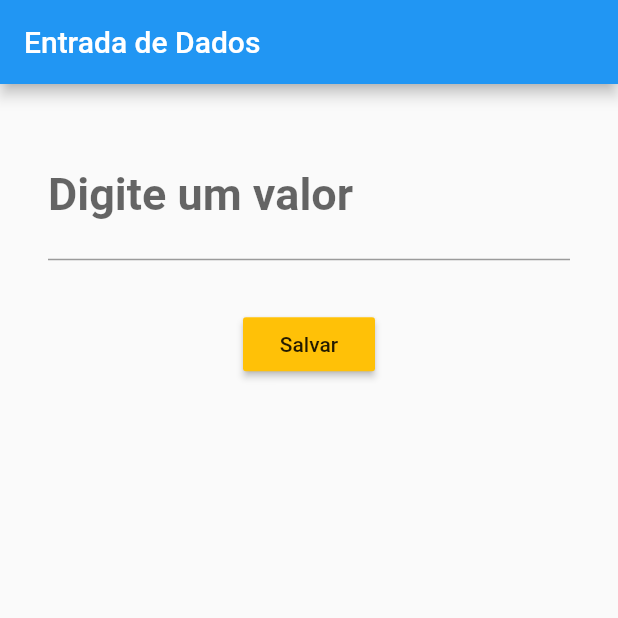
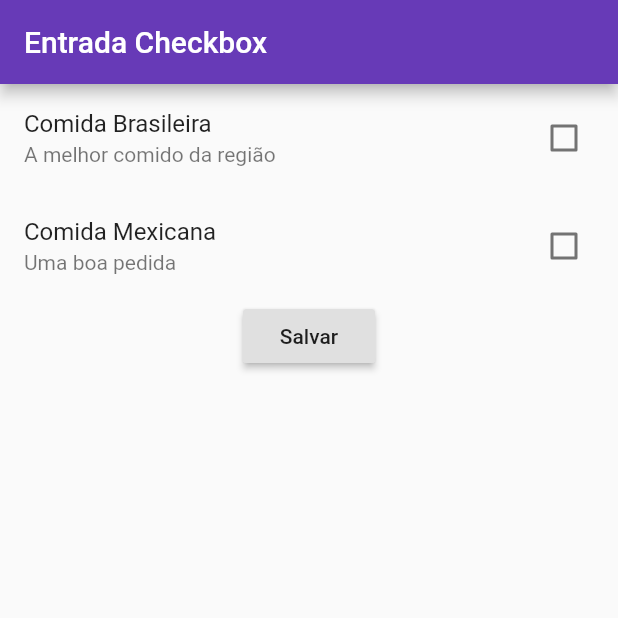
Before and after one commit to EvandroBarbosa/projeto-flutter, a Flutter app: the screen it shows after launch, after a tap on "Salvar", on a phone screen of 412 x 824 dp, the top half of it. Run offline on Flutter 3.47's test engine with Material 2 defaults, Android fonts, the phone set to English and light mode, and no system bars.

Commit message:
Trabalhando checkbox em flutter

```diff
--- /dev/null
+++ b/entrada_dados/lib/EntradaCheckbox.dart
@@ -0,0 +1,74 @@
+import 'package:flutter/material.dart';
+
+class EntradaCheckbox extends StatefulWidget {
+  @override
+  _EntradaCheckboxState createState() => _EntradaCheckboxState();
+}
+
+class _EntradaCheckboxState extends State<EntradaCheckbox> {
+
+  bool _selecionado = false;
+  bool _comidaBrasileira = false;
+  bool _comidaMexicana = false;
+
+  @override
+  Widget build(BuildContext context) {
+    return Scaffold(
+      appBar: AppBar(
+        title: Text("Entrada Checkbox"),
+        backgroundColor: Colors.deepPurple,
+      ),
+      body: Container(
+        child: Column(
+
+          children: <Widget>[
+            CheckboxListTile(
+              title: Text("Comida Brasileira"),
+               subtitle: Text("A melhor comido da região"),
+              // activeColor: Colors.brown,
+              // secondary: Icon(Icons.add_box),
+              // selected: true,
+
+              value: _comidaBrasileira,
+              onChanged: (bool valor){
+                setState(() {
+                  _comidaBrasileira = valor;
+                });
+              },
+            ),
+
+            CheckboxListTile(
+              title: Text("Comida Mexicana"),
+              subtitle: Text("Uma boa pedida"),
+              value: _comidaMexicana,
+              onChanged: (bool valor) {
+                setState(() {
+                  _comidaMexicana = valor;
+                });
+              },
+            ),
+
+            RaisedButton(
+              child: Text("Salvar"),
+              onPressed: () {
+                print(
+                  "Comida Brasileira "+ _comidaBrasileira.toString() +
+                  " \nComida Mexicana "+ _comidaMexicana.toString()
+                );
+              },
+            ),
+
+            /* Checkbox(
+              value: _selecionado,
+              onChanged: (bool valor) {
+                setState(() {
+                 _selecionado = valor;
+                });
+              },
+            ), */
+          ],
+        ),
+      ),
+    );
+  }
+}
--- a/entrada_dados/lib/main.dart
+++ b/entrada_dados/lib/main.dart
@@ -1,3 +1,4 @@
+import 'package:entrada_dados/EntradaCheckbox.dart';
 import 'package:flutter/material.dart';
 
 import 'CampoTexto.dart';
@@ -6,7 +7,8 @@ void main() {
   runApp(
     MaterialApp(
       debugShowCheckedModeBanner: false,
-      home: CampoTexto(),
+      // home: CampoTexto(),
+      home: EntradaCheckbox(),
     )
   );
 }
```
